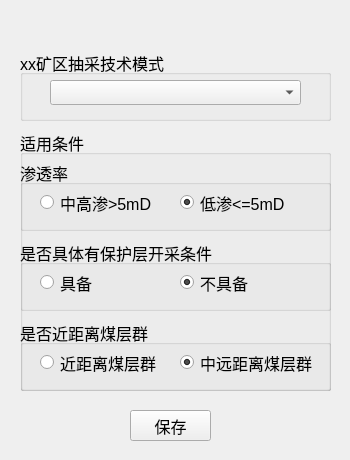
The window that python/cbm/uifiles/tech_mode_dlg.ui (wyrover/cbm) describes before a commit, drawn with Qt 5.
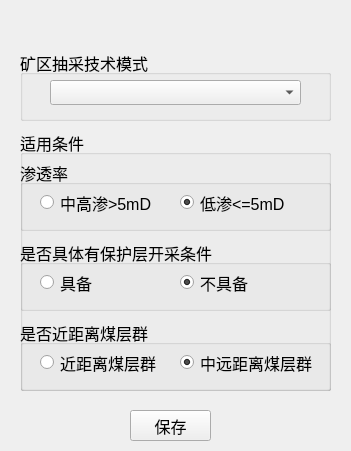
The same window after the commit. Icons and pictures are not drawn.

Commit message: 抽采技术窗口微调

The edit to the form file:
```diff
--- a/python/cbm/uifiles/tech_mode_dlg.ui
+++ b/python/cbm/uifiles/tech_mode_dlg.ui
@@ -6,8 +6,8 @@
    <rect>
     <x>0</x>
     <y>0</y>
-    <width>350</width>
-    <height>460</height>
+    <width>351</width>
+    <height>451</height>
    </rect>
   </property>
   <property name="sizeIncrement">
@@ -29,7 +29,7 @@
      <x>0</x>
      <y>30</y>
      <width>351</width>
-     <height>431</height>
+     <height>421</height>
     </rect>
    </property>
    <widget class="QGroupBox" name="groupBox">
@@ -257,7 +257,7 @@
      </font>
     </property>
     <property name="title">
-     <string>xx矿区抽采技术模式</string>
+     <string>矿区抽采技术模式</string>
     </property>
     <widget class="QComboBox" name="tech_mode">
      <property name="geometry">
```
The commit also changes 2 other files.
